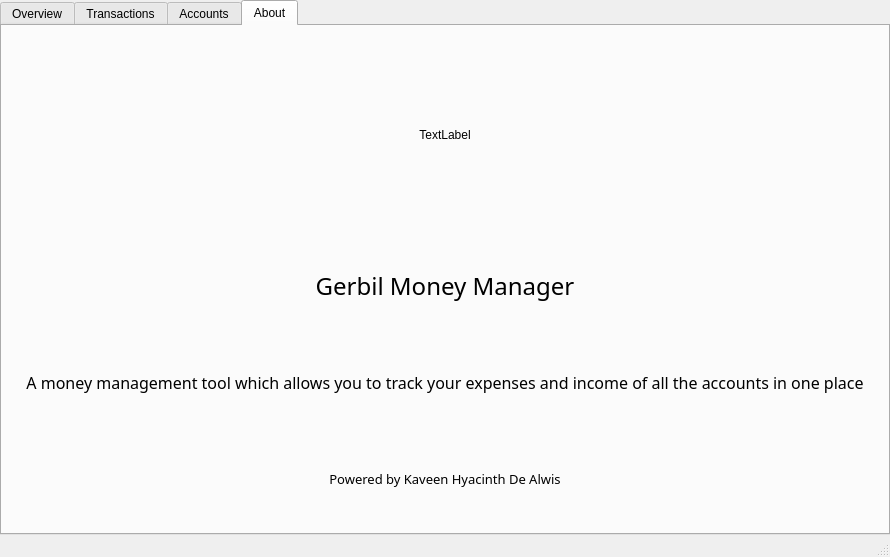
kaveenhyacinth/Gerbil-expense-tracker, file dashboard.ui: the form before one commit.
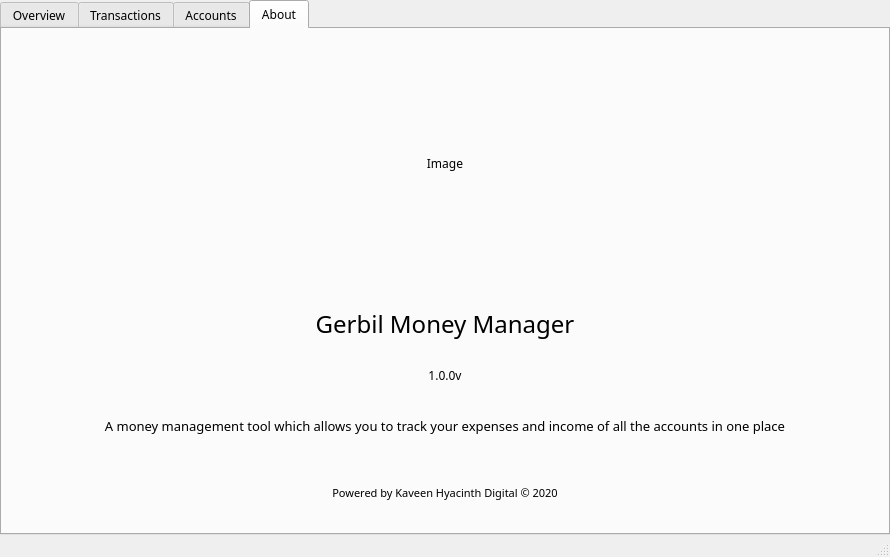
The form after the commit. The open tabs and pages were chosen to show the change. Icons and pictures are not drawn.

What changed in the file:
```diff
--- a/dashboard.ui
+++ b/dashboard.ui
@@ -67,6 +67,11 @@
         <verstretch>0</verstretch>
        </sizepolicy>
       </property>
+      <property name="font">
+       <font>
+        <family>Montserrat</family>
+       </font>
+      </property>
       <property name="currentIndex">
        <number>3</number>
       </property>
@@ -680,16 +685,22 @@
           <property name="spacing">
            <number>5</number>
           </property>
+          <property name="leftMargin">
+           <number>50</number>
+          </property>
+          <property name="rightMargin">
+           <number>50</number>
+          </property>
           <item>
            <widget class="QLabel" name="lblAboutImage">
             <property name="minimumSize">
              <size>
               <width>0</width>
-              <height>200</height>
+              <height>250</height>
              </size>
             </property>
             <property name="text">
-             <string>TextLabel</string>
+             <string>Image</string>
             </property>
             <property name="alignment">
              <set>Qt::AlignCenter</set>
@@ -712,12 +723,28 @@
             </property>
            </widget>
           </item>
+          <item>
+           <widget class="QLabel" name="label_15">
+            <property name="maximumSize">
+             <size>
+              <width>16777215</width>
+              <height>30</height>
+             </size>
+            </property>
+            <property name="text">
+             <string>1.0.0v</string>
+            </property>
+            <property name="alignment">
+             <set>Qt::AlignCenter</set>
+            </property>
+           </widget>
+          </item>
           <item>
            <widget class="QLabel" name="label_13">
             <property name="font">
              <font>
               <family>Montserrat</family>
-              <pointsize>12</pointsize>
+              <pointsize>10</pointsize>
              </font>
             </property>
             <property name="text">
@@ -736,11 +763,11 @@
             <property name="font">
              <font>
               <family>Montserrat</family>
-              <pointsize>10</pointsize>
+              <pointsize>8</pointsize>
              </font>
             </property>
             <property name="text">
-             <string>Powered by Kaveen Hyacinth De Alwis</string>
+             <string>Powered by Kaveen Hyacinth Digital © 2020</string>
             </property>
             <property name="alignment">
              <set>Qt::AlignCenter</set>
```
Left out of the diff: 8 changed lines with no effect on the pictures.
